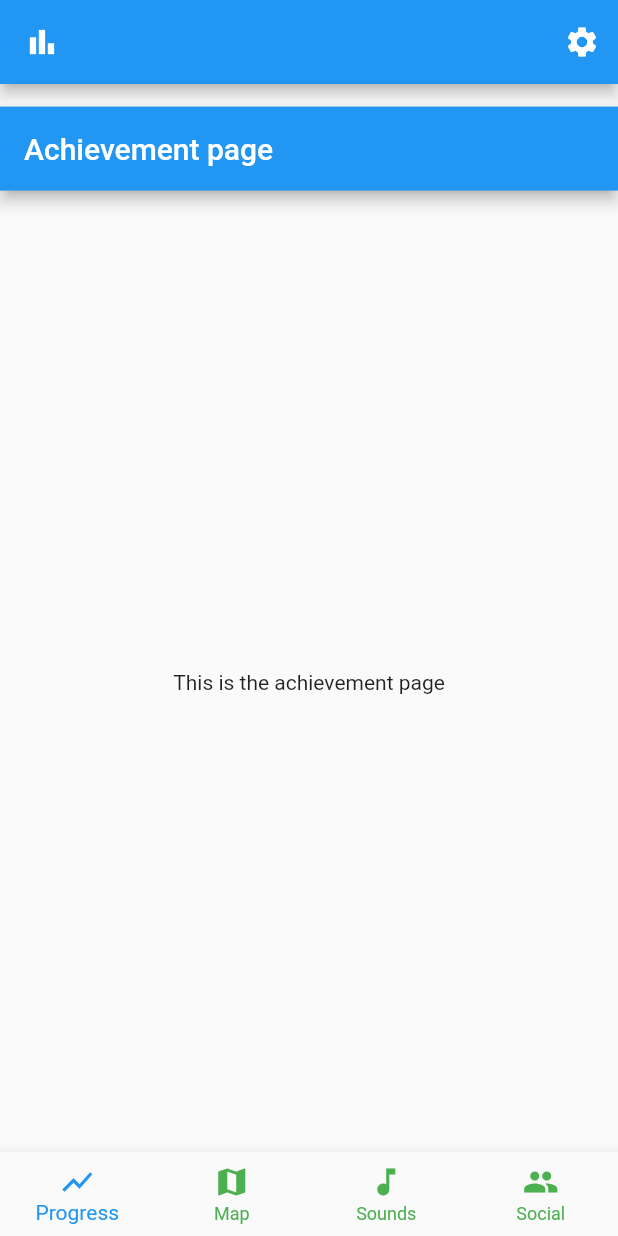
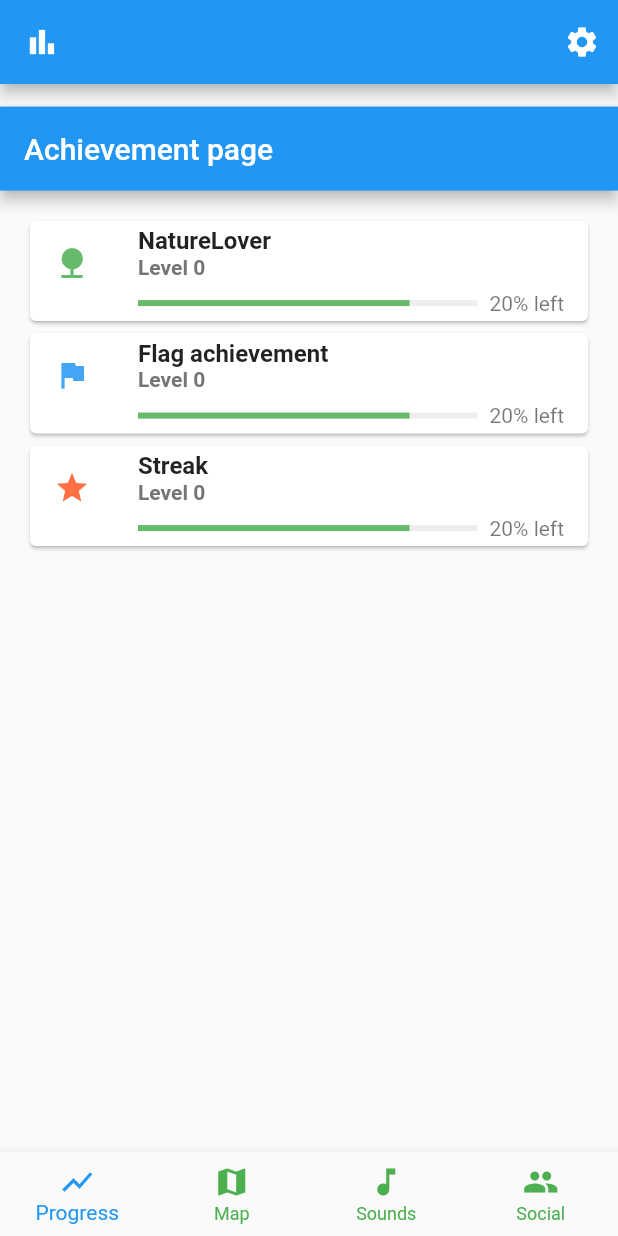
Before and after one commit to CodeCatCreations/Urban-Escape, a Flutter app: the screen it shows after launch, scrolled down 576 dp, on a phone screen of 412 x 824 dp. Run offline on Flutter 3.47's test engine with Material 2 defaults, Android fonts, the phone set to English and light mode, and no system bars; our stand-ins replace google_maps_flutter, percent_indicator; missing offline and left inert: mysql1.

Commit message:
achievement+gitignore changed

```diff
--- a/lib/app_pages/progress_page/achievement_page.dart
+++ b/lib/app_pages/progress_page/achievement_page.dart
@@ -7,10 +7,145 @@ class AchievementPage extends StatelessWidget {
   Widget build(BuildContext context) {
     return Scaffold(
       appBar: AppBar(
-        title: Text('Achievement page'),
+        title: const Text('Achievement page'),
       ),
-      body: Center(
-        child: Text('This is the achievement page'),
+      body: ListView(
+        // Add padding to the list view
+        padding: const EdgeInsets.all(16.0),
+        children: [
+          Card(
+            child: ListTile(
+              leading: Icon(
+                Icons.nature,
+                color: Colors.green[400],
+              ),
+              title: const Text(
+                'NatureLover',
+                style: TextStyle(
+                  fontSize: 16.0,
+                  fontWeight: FontWeight.bold,
+                ),
+              ),
+              subtitle: Column(
+                crossAxisAlignment: CrossAxisAlignment.start,
+                children: [
+                  Text(
+                    'Level 0',
+                    style: TextStyle(
+                      fontSize: 14.0,
+                      fontWeight: FontWeight.bold,
+                      color: Colors.grey[600],
+                    ),
+                  ),
+                  const SizedBox(height: 8.0),
+                  Row(
+                    children: [
+                      Expanded(
+                        child: LinearProgressIndicator(
+                          value: 0.8,
+                          backgroundColor: Colors.grey[200]!,
+                          valueColor: AlwaysStoppedAnimation<Color>(
+                            Colors.green[400]!,
+                          ),
+                        ),
+                      ),
+                      const SizedBox(width: 8.0),
+                      Text('${(100-(0.8*100)).toStringAsFixed(0)}% left'),
+                    ],
+                  ),
+                ],
+              ),
+            ),
+          ),
+          Card(
+            child: ListTile(
+              leading: Icon(
+                Icons.flag,
+                color: Colors.blue[400],
+              ),
+              title: const Text(
+                'Flag achievement',
+                style: TextStyle(
+                  fontSize: 16.0,
+                  fontWeight: FontWeight.bold,
+                ),
+              ),
+              subtitle: Column(
+                crossAxisAlignment: CrossAxisAlignment.start,
+                children: [
+                  Text(
+                    'Level 0',
+                    style: TextStyle(
+                      fontSize: 14.0,
+                      fontWeight: FontWeight.bold,
+                      color: Colors.grey[600],
+                    ),
+                  ),
+                  const SizedBox(height: 8.0),
+                  Row(
+                    children: [
+                      Expanded(
+                        child: LinearProgressIndicator(
+                          value: 0.8,
+                          backgroundColor: Colors.grey[200]!,
+                          valueColor: AlwaysStoppedAnimation<Color>(
+                            Colors.green[400]!,
+                          ),
+                        ),
+                      ),
+                      const SizedBox(width: 8.0),
+                      Text('${(100-(0.8*100)).toStringAsFixed(0)}% left'),
+                    ],
+                  ),
+                ],
+              ),
+            ),
+          ),
+          Card(
+            child: ListTile(
+              leading: Icon(
+                Icons.star,
+                color: Colors.deepOrange[400],
+              ),
+              title: const Text(
+                'Streak',
+                style: TextStyle(
+                  fontSize: 16.0,
+                  fontWeight: FontWeight.bold,
+                ),
+              ),
+              subtitle: Column(
+                crossAxisAlignment: CrossAxisAlignment.start,
+                children: [
+                  Text(
+                    'Level 0',
+                    style: TextStyle(
+                      fontSize: 14.0,
+                      fontWeight: FontWeight.bold,
+                      color: Colors.grey[600],
+                    ),
+                  ),
+                  const SizedBox(height: 8.0),
+                  Row(
+                    children: [
+                      Expanded(
+                        child: LinearProgressIndicator(
+                          value: 0.8,
+                          backgroundColor: Colors.grey[200]!,
+                          valueColor: AlwaysStoppedAnimation<Color>(
+                            Colors.green[400]!,
+                          ),
+                        ),
+                      ),
+                      const SizedBox(width: 8.0),
+                      Text('${(100-(0.8*100)).toStringAsFixed(0)}% left'),
+                    ],
+                  ),
+                ],
+              ),
+            ),
+          ),
+        ],
       ),
     );
   }
```
Also changed, not shown: 1 other file.
